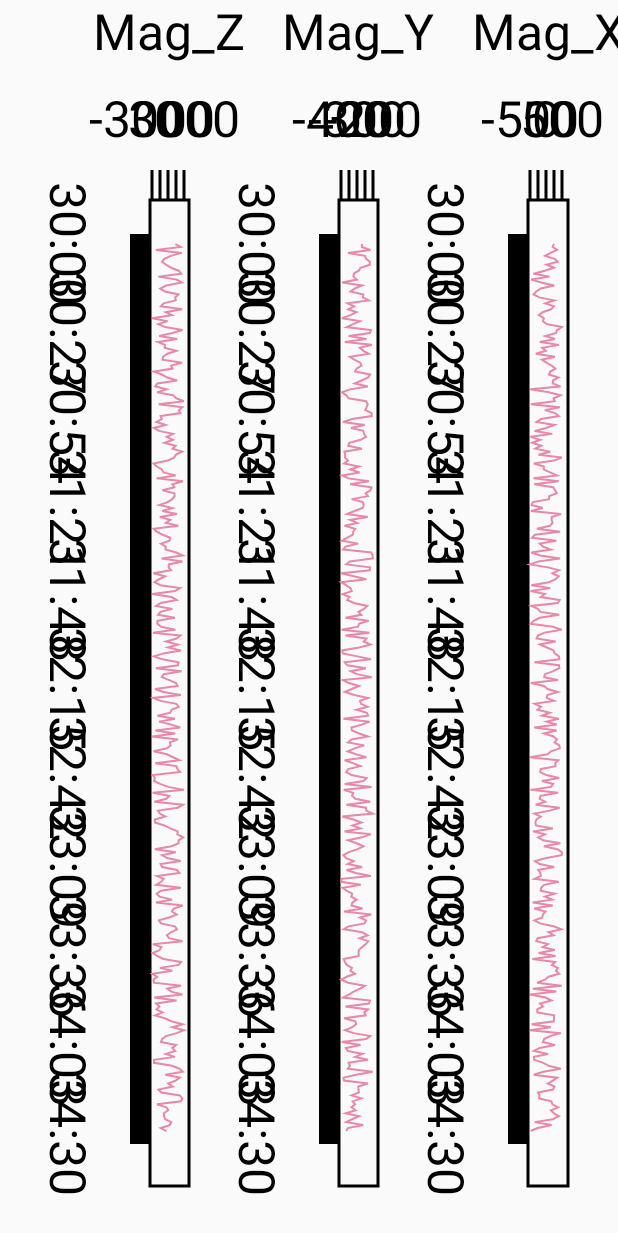
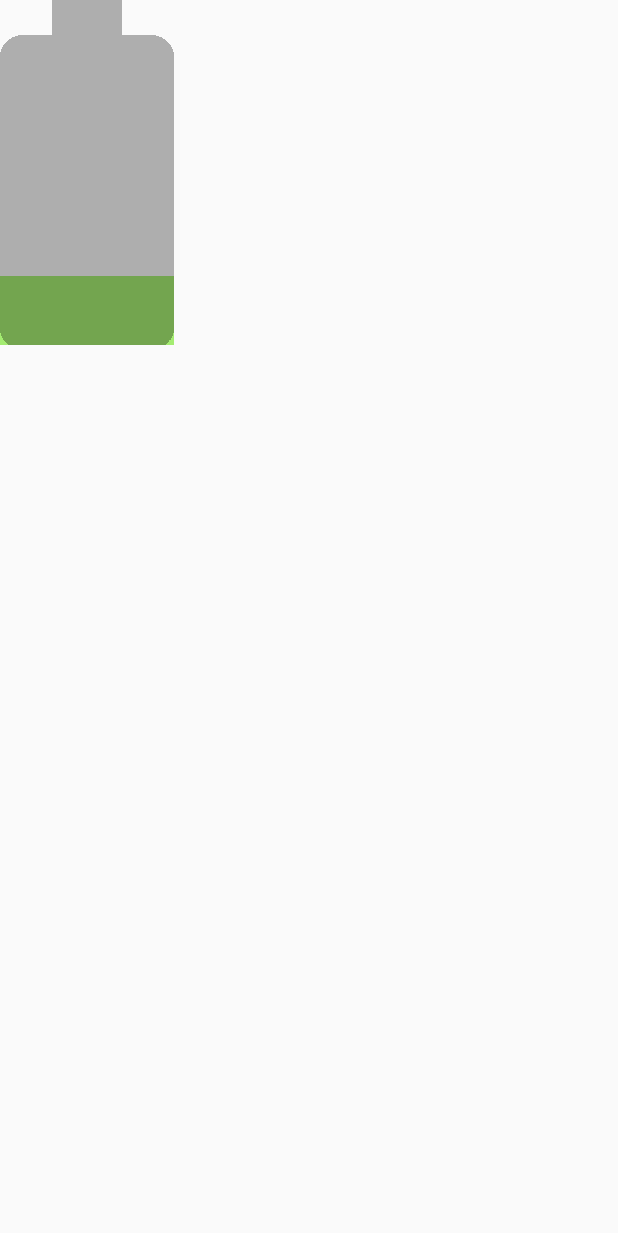
Before and after one commit to TrueHub/SomeView, an Android app: the screen it shows after launch (MainActivity), on a phone screen of 412 x 824 dp. Shown: the top 1233 px of the screen. Run offline under Robolectric (Android 15) with nearby library versions, the phone set to English and light mode, and no system bars.

Commit message:
部分修改

```diff
--- a/myveiw/src/main/java/com/ec/vone/MainActivity.java
+++ b/myveiw/src/main/java/com/ec/vone/MainActivity.java
@@ -9,36 +9,14 @@ import static android.R.attr.value;
 
 public class MainActivity extends AppCompatActivity {
 
-    private LinechartView linechartView;
-    private long[] times = new long[300];
-    private int[] valueZ = new int[300];
-    private int[] valueY = new int[300];
-    private int[] valueX = new int[300];
 
     @Override
     protected void onCreate(Bundle savedInstanceState) {
         super.onCreate(savedInstanceState);
         setContentView(R.layout.activity_main);
 
-        initView();
-        long now = (int) (System.currentTimeMillis() /1000);
-        for (int i = 0; i < 300; i++) {
-            valueZ[i] = (int) (Math.random() * 6000 - 3000);
-            valueX[i] = (int) (Math.random() * 1000) - 500;
-            valueY[i] = (int) (Math.random() * -200) - 200;
-            times[i] = now;
-            now++;
-        }
-        linechartView.setTimes(times);
-        linechartView.setValuesZ(valueZ);
-        linechartView.setValuesY(valueY);
-        linechartView.setValuesX(valueX);
-        linechartView.setValueName("Mag");
-    }
-
-    private void initView() {
-        linechartView = (LinechartView) findViewById(R.id.linechartView);
     }
 
 
+
 }
--- a/myveiw/src/main/java/com/ec/vone/view/LinechartView.java
+++ b/myveiw/src/main/java/com/ec/vone/view/LinechartView.java
@@ -7,7 +7,6 @@ import android.graphics.Color;
 import android.graphics.Paint;
 import android.graphics.Path;
 import android.graphics.Rect;
-import android.support.annotation.Nullable;
 import android.util.AttributeSet;
 import android.view.View;
 
@@ -26,8 +25,8 @@ public class LinechartView extends View {
     private int[] valuesZ;
     private int[] valuesY;
     private int[] valuesX;
+    private String valueName;
     private int mToppadding = 200;
-    private String valueName;
 
     public long[] getTimes() {
         return times;
@@ -78,11 +77,11 @@ public class LinechartView extends View {
         this(context, null);
     }
 
-    public LinechartView(Context context, @Nullable AttributeSet attrs) {
+    public LinechartView(Context context, AttributeSet attrs) {
         this(context, attrs, 0);
     }
 
-    public LinechartView(Context context, @Nullable AttributeSet attrs, int defStyleAttr) {
+    public LinechartView(Context context, AttributeSet attrs, int defStyleAttr) {
         super(context, attrs, defStyleAttr);
 
         TypedArray typedArray = context.getTheme().obtainStyledAttributes(attrs, R.styleable.LinechartView, 0, defStyleAttr);
@@ -171,7 +170,6 @@ public class LinechartView extends View {
 
         //根据values的值，找出最大值和最小值，确定y轴范围
 
-
         for (int i = 0; i < 5; i++) {
             canvas.drawLine(i * aW + r.left + aW / 4, mToppadding - 30, i * aW + r.left + aW / 4, mToppadding, mPaint);
         }
@@ -180,7 +178,7 @@ public class LinechartView extends View {
         for (int i = 0; i < 11; i++) {
             canvas.drawLine(r.left - 20, mgH + i * aH, r.left, mgH + i * aH, mPaint);
             if (i == 10) continue;
-            canvas.drawLine(r.left - 20, mgH + i * aH + aH / 7 * 1, r.left, mgH + i * aH + aH / 7 * 1, mPaint);
+            canvas.drawLine(r.left - 20, mgH + i * aH + aH / 7 , r.left, mgH + i * aH + aH / 7 , mPaint);
             canvas.drawLine(r.left - 20, mgH + i * aH + aH / 7 * 2, r.left, mgH + i * aH + aH / 7 * 2, mPaint);
             canvas.drawLine(r.left - 20, mgH + i * aH + aH / 7 * 3, r.left, mgH + i * aH + aH / 7 * 3, mPaint);
             canvas.drawLine(r.left - 20, mgH + i * aH + aH / 7 * 4, r.left, mgH + i * aH + aH / 7 * 4, mPaint);
@@ -214,11 +212,11 @@ public class LinechartView extends View {
 
         //画点和线
         //现在的y轴是时间，有规律，递增的  x轴是数值，
-        //先求出x轴上每一个单位占多少dp
+
         mPaint.setColor(mLineColor);
         mPaint.setStyle(Paint.Style.STROKE);
         mPaint.setStrokeWidth(2);
-
+        //先求出x/y轴上每一个单位占多少dp
         float xx = aW * 4.0f / (vL[2] - vL[0]);
         float yy = aH * 10.0f / times.length;
 
--- /dev/null
+++ b/myveiw/src/main/java/com/ec/vone/view/utils/BattaryView.java
@@ -0,0 +1,115 @@
+package com.ec.vone.view.utils;
+
+import android.content.Context;
+import android.content.res.TypedArray;
+import android.graphics.Bitmap;
+import android.graphics.BitmapFactory;
+import android.graphics.Canvas;
+import android.graphics.Color;
+import android.graphics.Paint;
+import android.graphics.PorterDuff;
+import android.graphics.PorterDuffXfermode;
+import android.graphics.RectF;
+import android.support.annotation.Nullable;
+import android.util.AttributeSet;
+import android.view.View;
+
+import com.ec.vone.R;
+
+/**
+ * Created by user on 2017/5/11.
+ */
+
+public class BattaryView extends View {
+
+    private final Paint mPaint;
+    private int battaryPercent;
+    private int color;
+    private String text;
+    private Bitmap img;
+
+    public BattaryView(Context context) {
+        this(context, null);
+    }
+
+    public BattaryView(Context context, @Nullable AttributeSet attrs) {
+        this(context, attrs, 0);
+    }
+
+    public BattaryView(Context context, @Nullable AttributeSet attrs, int defStyleAttr) {
+        super(context, attrs, defStyleAttr);
+        TypedArray typedArray = context.getTheme().obtainStyledAttributes(attrs, R.styleable.BattaryView, 0, defStyleAttr);
+
+        for (int i = 0; i < typedArray.length(); i++) {
+            int attr = typedArray.getIndex(i);
+            switch (attr) {
+                case R.styleable.BattaryView_battaryPercnet:
+                    battaryPercent = typedArray.getInteger(attr, 0);
+                    break;
+                case R.styleable.BattaryView_color:
+                    color = typedArray.getColor(attr, Color.BLACK);
+                    break;
+            }
+        }
+        text = battaryPercent + "%";
+        mPaint = new Paint();
+        mPaint.setColor(color);
+        mPaint.setAntiAlias(true);
+        img = BitmapFactory.decodeResource(getResources(), R.mipmap.battery);
+    }
+
+    @Override
+    protected void onMeasure(int widthMeasureSpec, int heightMeasureSpec) {
+        super.onMeasure(widthMeasureSpec, heightMeasureSpec);
+        int specMode = MeasureSpec.getMode(widthMeasureSpec);
+        int specSize = MeasureSpec.getSize(widthMeasureSpec);
+
+        int width = 0, height = 0;
+
+        switch (specMode) {
+            case MeasureSpec.EXACTLY:
+                width = specSize + getPaddingRight() + getPaddingLeft();
+                break;
+
+            case MeasureSpec.AT_MOST:
+                width = (int) (mPaint.measureText(text) + getPaddingLeft() + getPaddingRight() + img.getWidth());//先确定mPaint是否已经设置textsize
+                break;
+        }
+
+        specMode = MeasureSpec.getMode(heightMeasureSpec);
+        specSize = MeasureSpec.getSize(heightMeasureSpec);
+        switch (specMode) {
+            case MeasureSpec.EXACTLY:
+                height = specSize + getPaddingTop() + getPaddingBottom();
+                break;
+            case MeasureSpec.AT_MOST:
+//                height = specSize + getPaddingTop() + getPaddingBottom();
+                height = img.getHeight() + getPaddingTop() + getPaddingBottom();
+//                height = (int) (Math.abs(mPaint.getFontMetrics().bottom - mPaint.getFontMetrics().top) + getPaddingTop() + getPaddingBottom());
+                break;
+        }
+
+        setMeasuredDimension(width, height);
+    }
+
+    @Override
+    protected void onDraw(Canvas canvas) {
+        super.onDraw(canvas);
+        mPaint.setStyle(Paint.Style.FILL);
+        int imgH = img.getHeight();
+        int imgW = img.getWidth();
+        RectF rectF = new RectF((float) getPaddingLeft(),
+                0,
+                (float) getPaddingLeft() + imgW,
+                0);
+        float spaceTop = (getHeight() - imgH) / 2 + getPaddingTop();
+        rectF.top = spaceTop + (1.0f - battaryPercent * 1.0f / 100) * imgH;
+        rectF.bottom = getHeight() - spaceTop;
+
+        canvas.drawRect(rectF, mPaint);
+        mPaint.setXfermode(new PorterDuffXfermode(PorterDuff.Mode.SRC_ATOP));
+        canvas.drawBitmap(img, rectF.left, spaceTop, mPaint);
+
+
+    }
+}
--- /dev/null
+++ b/myveiw/src/main/res/drawable/ic_battery_std_black_24dp.xml
@@ -0,0 +1,23 @@
+<vector xmlns:android="http://schemas.android.com/apk/res/android"
+        android:width="24dp"
+        android:height="24dp"
+        android:viewportHeight="24.0"
+        android:viewportWidth="24.0">
+    <path
+        android:fillAlpha=".3"
+        android:fillColor="#FF000000"
+        android:pathData="M15.67,
+        4H14V2h-4v2H8.33C7.6,
+        4 7,
+        4.6 7,
+        5.33v15.33C7,
+        21.4 7.6,
+        22 8.33,
+        22h7.33c0.74,
+        0 1.34,
+        -0.6 1.34,
+        -1.33V5.33C17,
+        4.6 16.4,
+        4 15.67,
+        4z"/>
+</vector>
--- a/myveiw/src/main/res/layout/activity_main.xml
+++ b/myveiw/src/main/res/layout/activity_main.xml
@@ -7,14 +7,10 @@
               android:orientation="vertical"
               tools:context="com.ec.vone.MainActivity">
 
-    <com.ec.vone.view.LinechartView
-        android:id="@+id/linechartView"
-        android:layout_width="match_parent"
-        android:layout_height="match_parent"
-        android:layout_alignParentLeft="true"
-        android:layout_alignParentStart="true"
-        custom:background="@color/color_bg"
-        custom:gridLineColor="#000"
-        custom:lineColor="@color/colorAccent" />
+    <com.ec.vone.view.utils.BattaryView
+        android:layout_width="wrap_content"
+        android:layout_height="wrap_content"
+        custom:battaryPercnet="20"
+        custom:color="@color/colorPrimary"/>
 
 </RelativeLayout>
--- a/myveiw/src/main/res/values/attrs.xml
+++ b/myveiw/src/main/res/values/attrs.xml
@@ -78,4 +78,9 @@
         <attr name="background"/>
     </declare-styleable>
 
+    <declare-styleable name="BattaryView">
+        <attr name="battaryPercnet" format="integer"/>
+        <attr name="color"/>
+    </declare-styleable>
+
 </resources>
```
Also changed, not shown: myveiw/src/main/res/mipmap-hdpi/battery.png (added).
